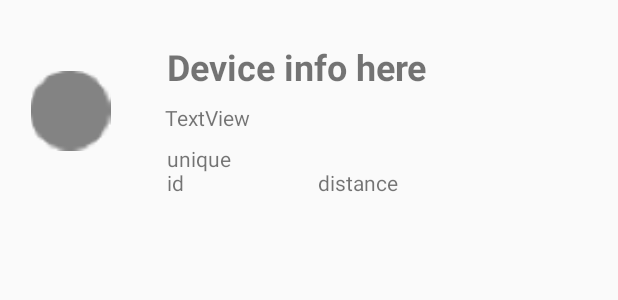
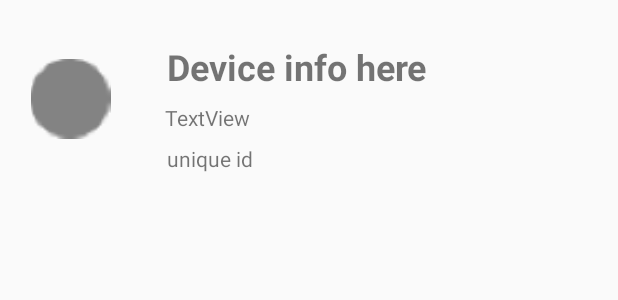
Before and after one commit to shrutigupta5555/covidisha-app, an Android app: the layout item_device.xml on its own in the app's theme, with its tools: preview values and no code run, on a phone screen of 412 x 824 dp. Shown: the top 300 px of the screen. Run offline under Robolectric (Android 15) with nearby library versions, the phone set to English and light mode, and no system bars.

Commit message:
remove rssi

```diff
--- a/app/src/main/java/com/example/covidishaa/scan/DeviceScanViewHolder.kt
+++ b/app/src/main/java/com/example/covidishaa/scan/DeviceScanViewHolder.kt
@@ -30,7 +30,6 @@ class DeviceScanViewHolder(
     private val name = itemView.findViewById<TextView>(R.id.device_name)
     private val address = itemView.findViewById<TextView>(R.id.device_address)
     private val userEmail = itemView.findViewById<TextView>(R.id.userKiEmail)
-
     private var bluetoothDevice: BluetoothDevice? = null
 
     init {
@@ -43,9 +42,13 @@ class DeviceScanViewHolder(
         var device = d.values.toList()[0]
 
         bluetoothDevice = device
+
+
         name.text = device.name
         address.text = device.address
         userEmail.text = key
+
+
 
     }
 
--- a/app/src/main/res/layout/item_device.xml
+++ b/app/src/main/res/layout/item_device.xml
@@ -53,27 +53,14 @@
         android:layout_height="wrap_content"
         android:layout_marginStart="111dp"
         android:layout_marginTop="8dp"
-        android:layout_marginEnd="44dp"
         android:layout_marginBottom="16dp"
         android:text="unique id"
         app:layout_constraintBottom_toBottomOf="parent"
-        app:layout_constraintEnd_toStartOf="@+id/distance"
         app:layout_constraintStart_toStartOf="parent"
         app:layout_constraintTop_toBottomOf="@+id/device_address"
         app:layout_constraintVertical_bias="0.0" />
 
-    <TextView
-        android:id="@+id/distance"
-        android:layout_width="wrap_content"
-        android:layout_height="wrap_content"
-        android:layout_marginStart="212dp"
-        android:layout_marginTop="8dp"
-        android:layout_marginBottom="16dp"
-        android:text="distance"
-        app:layout_constraintBottom_toBottomOf="parent"
-        app:layout_constraintStart_toStartOf="parent"
-        app:layout_constraintTop_toBottomOf="@+id/device_address"
-        app:layout_constraintVertical_bias="1.0" />
+
 
     <ImageView
         android:id="@+id/imageView4"
```
